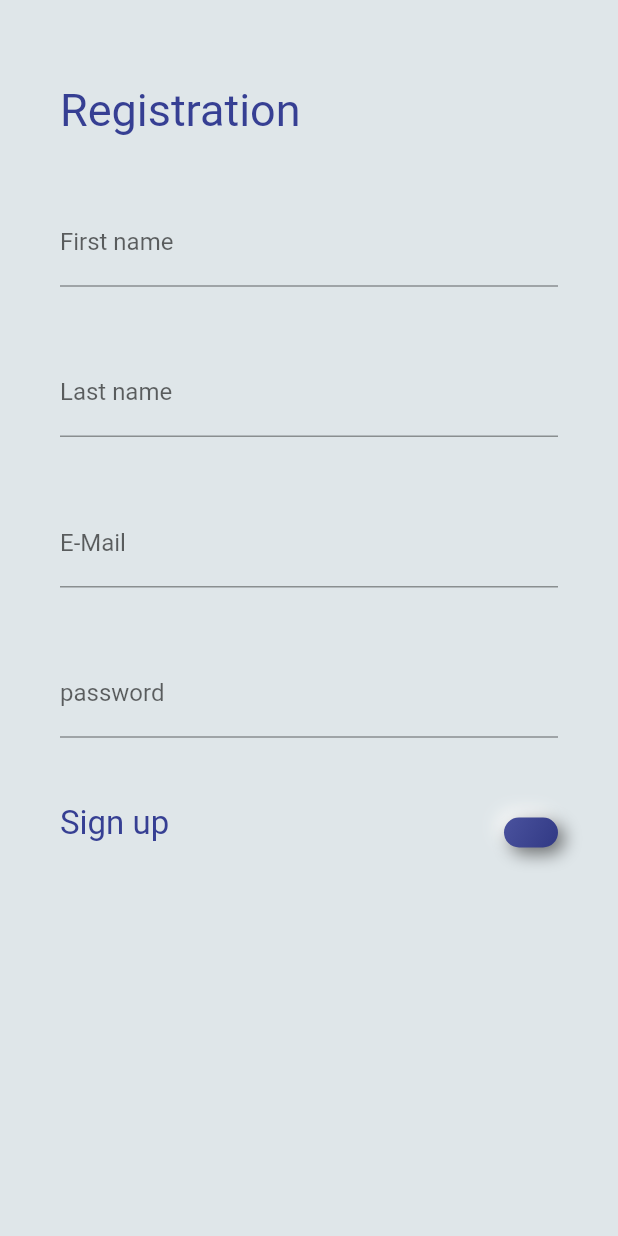
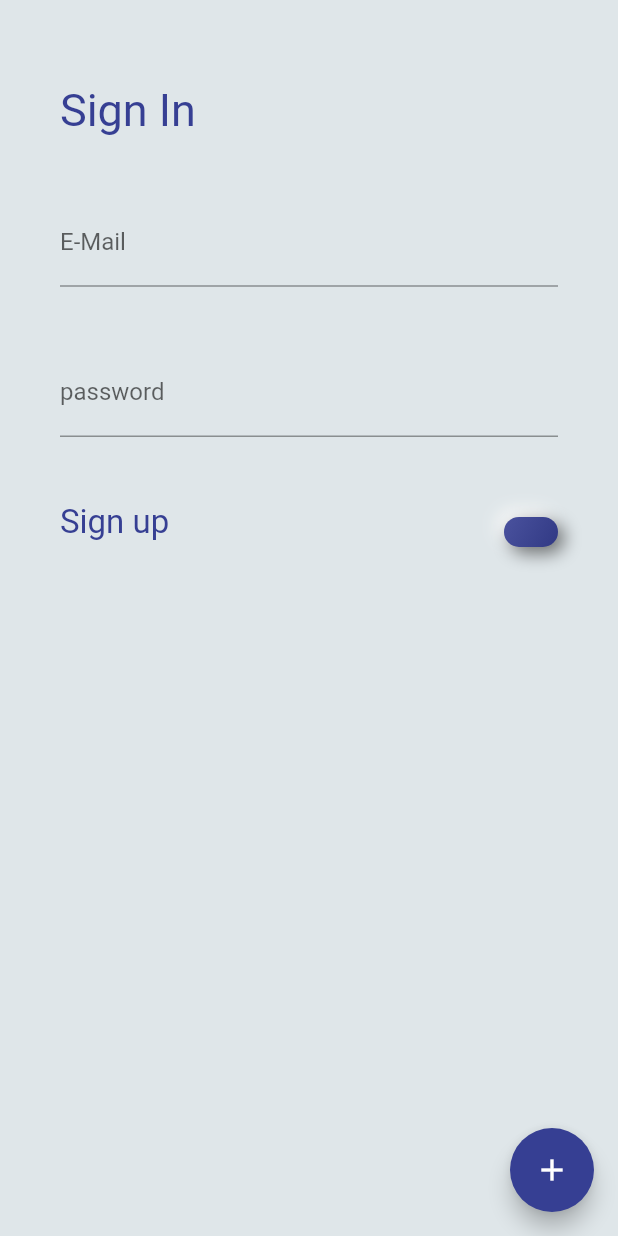
Before and after one commit to AbdallahElsaadany/rentApp, a Flutter app: the screen it shows after launch, on a phone screen of 412 x 824 dp. Run offline on Flutter 3.47's test engine with Material 2 defaults, Android fonts, the phone set to English and light mode, and no system bars; drawn by our look-alikes of flutter_neumorphic.

Commit message:
sign in and sign up

```diff
--- a/lib/main.dart
+++ b/lib/main.dart
@@ -1,5 +1,7 @@
 import 'package:flutter/material.dart';
 import 'package:flutter_neumorphic/flutter_neumorphic.dart';
+import 'package:rent_app/sign_in.dart';
+import 'package:rent_app/sign_up.dart';
 void main(){
   runApp(MyApp());
 }
@@ -9,123 +11,7 @@ class MyApp extends StatelessWidget{
   Widget build(BuildContext context) {
     return MaterialApp(
       debugShowCheckedModeBanner: false,
-      home: Home(),
+      home: SignIn(),
     );
   }
 }
-
-class Home extends StatefulWidget{
-  @override
-  _HomeState createState() => _HomeState();
-}
-
-class _HomeState extends State<Home> {
-  final formKey = GlobalKey<FormState>(); //key for form
-  String name="";
-  @override
-  Widget build(BuildContext context) {
-    final double height= MediaQuery.of(context).size.height;
-    final GlobalKey<ScaffoldState> _scaffoldKey = GlobalKey<ScaffoldState>();
-
-    return  Scaffold(
-        key: _scaffoldKey,
-        appBar: AppBar(
-          backgroundColor: Colors.transparent,
-          elevation: 0,
-        ),
-        backgroundColor: Color(0xffdfe6e9),
-        body: Container(
-          padding: const EdgeInsets.only(left: 40, right: 40),
-          child: Form(
-            key: formKey, //key for form
-            child :SingleChildScrollView(
-              child:Column(
-                crossAxisAlignment: CrossAxisAlignment.start,
-                children: [
-                  Text("Registration", style: TextStyle(fontSize: 30, color:Color(0xFF363f93)),),
-                  SizedBox(height: height*0.05,),
-                  TextFormField(
-                    decoration: InputDecoration(
-                        labelText: "First name"
-                    ),
-                    validator: (value){
-                      if (value!.isEmpty || !RegExp(r'^[a-z A-Z]+$').hasMatch(value!)){
-                        return "Enter correct name!";
-                      }else{
-                        return null;
-                      }
-                    },
-                  ),
-                  SizedBox(height: height*0.05,),
-                  TextFormField(
-                    decoration: InputDecoration(
-                        labelText: "Last name"
-                    ),
-                    validator: (value){
-                      if (value!.isEmpty || !RegExp(r'^[a-z A-Z]+$').hasMatch(value!)){
-                        return "Enter correct name!";
-                      }else{
-                        return null;
-                      }
-                    },
-                  ),
-                  SizedBox(height: height*0.05,),
-                  TextFormField(
-                    decoration: InputDecoration(
-                        labelText: "E-Mail"
-                    ),
-                    validator: (value){
-                      if (value!.isEmpty || !RegExp(r'^[\w-\.]+@([\w-]+\.)+[\w-]{2,4}$').hasMatch(value!)){
-                        return "Enter correct E-Mail";
-                      }else{
-                        return null;
-                      }
-                    },
-                  ),
-                  SizedBox(height: height*0.05,),
-                  TextFormField(
-                    decoration: InputDecoration(
-                        labelText: "password"
-                    ),
-                    validator: (value){
-                      if (value!.isEmpty || !RegExp(r'^(?=.*[A-Za-z])(?=.*\d)[A-Za-z\d]{8,}$').hasMatch(value!)){
-                        return "A password eight characters, at least one letter and one number";
-                      }else{
-                        return null;
-                      }
-                    },
-                  ),
-                  SizedBox(height: height*0.05,),
-                  Row(
-                    mainAxisAlignment: MainAxisAlignment.spaceBetween,
-                    children: [
-                      Text("Sign up",style: TextStyle(fontSize: 22,color: Color(0xFF363f93)),),
-                      NeumorphicButton(
-                        margin: const EdgeInsets.only(top: 12),
-                        onPressed: (){
-                          if(formKey.currentState !.validate()){
-                            ScaffoldMessenger.of(context).showSnackBar(SnackBar(content: Text("Sign up success")));
-                          }else{
-                            ScaffoldMessenger.of(context).showSnackBar(SnackBar(content: Text("Sign up failed")));
-                          }
-                        },
-                        style: NeumorphicStyle(
-                            shape: NeumorphicShape.convex,
-                            boxShape: NeumorphicBoxShape.roundRect(BorderRadius.circular(200)),
-                            depth: 8,
-                            intensity: 1,
-                            lightSource: LightSource.topLeft,
-                            color: Color(0xFF363f93)
-                        ),
-
-                      )
-                    ],
-                  ),
-                ],
-              ),
-            ),
-          ),
-        )
-    );
-  }
-}
--- /dev/null
+++ b/lib/sign_in.dart
@@ -0,0 +1,112 @@
+import 'package:flutter_neumorphic/flutter_neumorphic.dart';
+import 'package:rent_app/sign_up.dart';
+class SignIn extends StatefulWidget {
+  const SignIn({Key? key}) : super(key: key);
+
+  @override
+  State<SignIn> createState() => _SignInState();
+}
+
+class _SignInState extends State<SignIn> {
+  @override
+  final formKey = GlobalKey<FormState>(); //key for form
+  String eMail='',password='';
+  Widget build(BuildContext context) {
+    final double height= MediaQuery.of(context).size.height;
+    final GlobalKey<ScaffoldState> _scaffoldKey = GlobalKey<ScaffoldState>();
+    return Scaffold(
+        key: _scaffoldKey,
+        appBar: AppBar(
+        backgroundColor: Colors.transparent,
+        elevation: 0,
+    ),
+    backgroundColor: Color(0xffdfe6e9),
+        body: Container(
+          padding: const EdgeInsets.only(left: 40, right: 40),
+          child: Form(
+              child: SingleChildScrollView(
+                child: Column(
+                  crossAxisAlignment: CrossAxisAlignment.start,
+                  children: [
+                    Text(
+                      "Sign In",
+                      style: TextStyle(fontSize: 30, color: Color(0xFF363f93)),
+                    ),
+                    SizedBox(height: height*0.05,),
+                    TextFormField(
+                      onChanged: (value) {
+                        eMail = value;
+                      },
+                      decoration: InputDecoration(
+                          labelText: "E-Mail"
+                      ),
+                      validator: (value){
+                        if (value!.isEmpty || !RegExp(r'^[\w-\.]+@([\w-]+\.)+[\w-]{2,4}$').hasMatch(value!)){
+                          return "Enter correct E-Mail";
+                        }else{
+                          return null;
+                        }
+                      },
+                    ),
+                    SizedBox(height: height*0.05,),
+                    TextFormField(
+                      onChanged: (value) {
+                        password = value;
+                      },
+                      obscureText: true,
+                      decoration: InputDecoration(
+                          labelText: "password"
+                      ),
+                      validator: (value){
+                        if (value!.isEmpty || !RegExp(r'^(?=.*[A-Za-z])(?=.*\d)[A-Za-z\d]{8,}$').hasMatch(value!)){
+                          return "A password eight characters, at least one letter and one number";
+                        }else{
+                          return null;
+                        }
+                      },
+                    ),
+                    SizedBox(height: height*0.05,),
+                    Row(
+
+                      mainAxisAlignment: MainAxisAlignment.spaceBetween,
+                      children: [
+                        Text("Sign up",style: TextStyle(fontSize: 22,color: Color(0xFF363f93)),),
+                        NeumorphicButton(
+                          margin: const EdgeInsets.only(top: 12),
+                          onPressed: (){
+                            Navigator.push(
+                              context,
+                              MaterialPageRoute(builder: (context) => SignUp()),
+                            );
+                          },
+                          style: NeumorphicStyle(
+                              shape: NeumorphicShape.convex,
+                              boxShape: NeumorphicBoxShape.roundRect(BorderRadius.circular(200)),
+                              depth: 8,
+                              intensity: 1,
+                              lightSource: LightSource.topLeft,
+                              color: Color(0xFF363f93)
+                          ),
+
+                        )
+                      ],
+                    ),
+                  ],
+                ),
+              )
+          ),
+      ),
+      floatingActionButton: FloatingActionButton(
+        onPressed: () {
+          // Add your onPressed code here!
+          Navigator.push(
+            context,
+            MaterialPageRoute(builder: (context) => SignUp()),
+          );
+        },
+        backgroundColor: Color(0xFF363f93),
+        child: const Icon(Icons.add),
+      ),
+    );
+  }
+}
```
Also changed, not shown: lib/sign_up.dart (added, +128 -0 lines).
